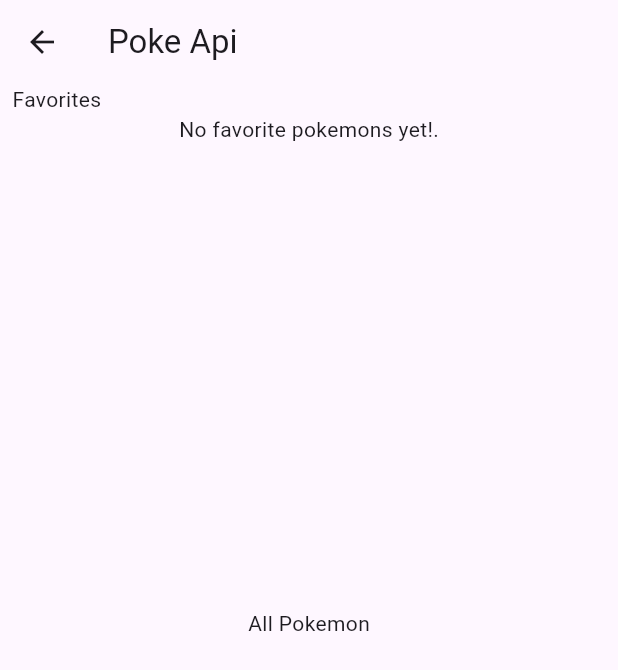
After one commit to RabinPhaiju/flutter_riverpod_learn, a Flutter app: the PokemonPage screen opened directly, on a phone screen of 412 x 824 dp. The commit adds this screen. Shown: the top 670 px of the screen. Run offline on Flutter 3.47's test engine with Material 3 defaults, Android fonts, the phone set to English and light mode, and no system bars; our stand-ins replace dio, flutter_hooks, flutter_riverpod, flutter_secure_storage, get_it, hooks_riverpod and 1 more; accounts and stored records are empty; network calls fail.

Commit message:
added stateNotifierProvider for pokemon page

```diff
--- /dev/null
+++ b/lib/models/pokemon.dart
@@ -0,0 +1,182 @@
+class PokemonListData {
+  int? count;
+  String? next;
+  String? previous;
+  List<PokemonListResult>? results;
+
+  PokemonListData({this.count, this.next, this.previous, this.results});
+
+  PokemonListData.fromJson(Map<String, dynamic> json) {
+    count = json['count'];
+    next = json['next'];
+    previous = json['previous'];
+    if (json['results'] != null) {
+      results = <PokemonListResult>[];
+      json['results'].forEach((v) {
+        results!.add(PokemonListResult.fromJson(v));
+      });
+    }
+  }
+
+  PokemonListData copyWith({
+    int? count,
+    String? next,
+    String? previous,
+    List<PokemonListResult>? results,
+  }) {
+    return PokemonListData(
+      count: count ?? this.count,
+      next: next ?? this.next,
+      previous: previous ?? this.previous,
+      results: results ?? this.results,
+    );
+  }
+}
+
+class PokemonListResult {
+  String? name;
+  String? url;
+
+  PokemonListResult({this.name, this.url});
+
+  PokemonListResult.fromJson(Map<String, dynamic> json) {
+    name = json['name'];
+    url = json['url'];
+  }
+}
+
+class Pokemon {
+  List<Abilities>? abilities;
+  int? height;
+  int? id;
+  List<Moves>? moves;
+  String? name;
+  Ability? species;
+  Sprites? sprites;
+  List<Stats>? stats;
+  int? weight;
+
+  Pokemon(
+      {this.abilities,
+        this.height,
+        this.id,
+        this.moves,
+        this.name,
+        this.species,
+        this.sprites,
+        this.stats,
+        this.weight});
+
+  Pokemon.fromJson(Map<String, dynamic> json) {
+    if (json['abilities'] != null) {
+      abilities = <Abilities>[];
+      json['abilities'].forEach((v) {
+        abilities!.add(Abilities.fromJson(v));
+      });
+    }
+    height = json['height'];
+    id = json['id'];
+    if (json['moves'] != null) {
+      moves = <Moves>[];
+      json['moves'].forEach((v) {
+        moves!.add(Moves.fromJson(v));
+      });
+    }
+    name = json['name'];
+    species =
+    json['species'] != null ? Ability.fromJson(json['species']) : null;
+    sprites =
+    json['sprites'] != null ? Sprites.fromJson(json['sprites']) : null;
+    if (json['stats'] != null) {
+      stats = <Stats>[];
+      json['stats'].forEach((v) {
+        stats!.add(Stats.fromJson(v));
+      });
+    }
+    weight = json['weight'];
+  }
+}
+
+class Abilities {
+  Ability? ability;
+  bool? isHidden;
+  int? slot;
+
+  Abilities({this.ability, this.isHidden, this.slot});
+
+  Abilities.fromJson(Map<String, dynamic> json) {
+    ability =
+    json['ability'] != null ? Ability.fromJson(json['ability']) : null;
+    isHidden = json['is_hidden'];
+    slot = json['slot'];
+  }
+}
+
+class Moves {
+  Ability? move;
+
+  Moves({this.move});
+
+  Moves.fromJson(Map<String, dynamic> json) {
+    move = json['move'] != null ? Ability.fromJson(json['move']) : null;
+  }
+}
+
+class Ability {
+  String? name;
+  String? url;
+
+  Ability({this.name, this.url});
+
+  Ability.fromJson(Map<String, dynamic> json) {
+    name = json['name'];
+    url = json['url'];
+  }
+}
+
+class Sprites {
+  String? backDefault;
+  String? backFemale;
+  String? backShiny;
+  String? backShinyFemale;
+  String? frontDefault;
+  String? frontFemale;
+  String? frontShiny;
+  String? frontShinyFemale;
+
+  Sprites({
+    this.backDefault,
+    this.backFemale,
+    this.backShiny,
+    this.backShinyFemale,
+    this.frontDefault,
+    this.frontFemale,
+    this.frontShiny,
+    this.frontShinyFemale,
+  });
+
+  Sprites.fromJson(Map<String, dynamic> json) {
+    backDefault = json['back_default'];
+    backFemale = json['back_female'];
+    backShiny = json['back_shiny'];
+    backShinyFemale = json['back_shiny_female'];
+    frontDefault = json['front_default'];
+    frontFemale = json['front_female'];
+    frontShiny = json['front_shiny'];
+    frontShinyFemale = json['front_shiny_female'];
+  }
+}
+
+class Stats {
+  int? baseStat;
+  int? effort;
+  Ability? stat;
+
+  Stats({this.baseStat, this.effort, this.stat});
+
+  Stats.fromJson(Map<String, dynamic> json) {
+    baseStat = json['base_stat'];
+    effort = json['effort'];
+    stat = json['stat'] != null ? Ability.fromJson(json['stat']) : null;
+  }
+}
--- /dev/null
+++ b/lib/provider/pokemon_data_provider.dart
@@ -0,0 +1,48 @@
+import 'package:flutter_riverpod/flutter_riverpod.dart';
+import 'package:flutter_riverpod_learn/models/pokemon.dart';
+import 'package:flutter_riverpod_learn/services/http_service.dart';
+import 'package:get_it/get_it.dart';
+import 'package:dio/dio.dart';
+
+import '../services/database_service.dart';
+
+final pokemonDataProvider = FutureProvider.family<Pokemon?,String>((ref,url) async {
+  HTTPService _httpService = GetIt.instance.get<HTTPService>();
+  Response? res = await _httpService.get(url);
+
+  if(res != null && res.data != null){
+    return Pokemon.fromJson(res.data);
+  }else{
+  }
+
+  return null;
+});
+
+final favoritePokemonsProvider = StateNotifierProvider<FavoritePokemonsProvider,List<String>>((ref){
+  return FavoritePokemonsProvider([]);
+});
+
+class FavoritePokemonsProvider extends StateNotifier<List<String>>{
+  final DatabaseService _databaseService = GetIt.instance.get<DatabaseService>();
+  String FAVORITE_POKEMON_KEY = 'FAVORITE_POKEMON_KEY';
+  FavoritePokemonsProvider(
+  super._state,
+  ){
+    _setup();
+  }
+
+  Future<void> _setup() async{
+    List<String>? result  = await _databaseService.getFavoriteList(FAVORITE_POKEMON_KEY);
+    state = result;
+  }
+
+  void addFavoritePokemon(String url){
+    state = [...state,url];
+    _databaseService.saveList(FAVORITE_POKEMON_KEY, state);
+  }
+
+  void removeFavoritePokemon(String url){
+    state = state.where((e)=>e != url).toList();
+    _databaseService.saveList(FAVORITE_POKEMON_KEY, state);
+  }
+}
--- /dev/null
+++ b/lib/provider/pokemon_provider.dart
@@ -0,0 +1,40 @@
+import 'package:flutter_riverpod_learn/models/pokemon.dart';
+import 'package:get_it/get_it.dart';
+import 'package:flutter_riverpod/flutter_riverpod.dart';
+import 'package:flutter_riverpod_learn/screens/pokemon/pokemon_page_data.dart';
+import 'package:dio/dio.dart';
+import '../services/http_service.dart';
+
+class PokemonProvider extends StateNotifier<PokemonPageData>{
+  final GetIt _getIt = GetIt.instance;
+  late HTTPService _httpService;
+  PokemonProvider(
+      super._state
+      ){
+    _httpService = _getIt.get<HTTPService>();
+    _setup();
+  }
+
+  Future<void> _setup() async {
+    loadData();
+  }
+
+  Future<void> loadData() async {
+    if(state.data == null){
+      Response? res = await _httpService.get('https://pokeapi.co/api/v2/pokemon?limit=20&offset=0');
+      if(res != null && res.data != null){
+        PokemonListData data = PokemonListData.fromJson(res.data);
+        state = state.copyWith(data:data);
+      }
+    }else{
+      print('---------- test');
+      if(state.data?.next != null){
+        Response? res = await _httpService.get(state.data!.next!);
+        if(res != null && res.data != null){
+          PokemonListData data = PokemonListData.fromJson(res.data);
+          state = state.copyWith(data:data.copyWith(results: [...?state.data?.results,...?data.results]));
+        }
+      }
+    }
+  }
+}
--- a/lib/screens/homepage.dart
+++ b/lib/screens/homepage.dart
@@ -1,5 +1,6 @@
 import 'package:flutter/material.dart';
 import 'package:flutter_riverpod/flutter_riverpod.dart';
+import 'package:flutter_riverpod_learn/screens/pokemon/pokemon_page.dart';
 import 'package:flutter_riverpod_learn/screens/provider_page.dart';
 import 'package:flutter_riverpod_learn/screens/state_provider_page.dart';
 import 'package:flutter_riverpod_learn/screens/stream_provider.dart';
@@ -38,6 +39,10 @@ class HomePage extends ConsumerWidget {
                 onPressed: (){Navigator.push(context, MaterialPageRoute(builder: (context) => const  TodoStateNotifierWidget()));},
                 child: const Text('Notifier Provider')
             ),
+            ElevatedButton(
+                onPressed: (){Navigator.push(context, MaterialPageRoute(builder: (context) => const  PokemonPage()));},
+                child: const Text('Pokemon Page')
+            ),
 
             ],
         ),
--- /dev/null
+++ b/lib/screens/pokemon/pokemon_page.dart
@@ -0,0 +1,138 @@
+import 'package:flutter/cupertino.dart';
+import 'package:flutter/material.dart';
+import 'package:flutter_riverpod/flutter_riverpod.dart';
+import 'package:flutter_riverpod_learn/provider/pokemon_data_provider.dart';
+import 'package:flutter_riverpod_learn/provider/pokemon_provider.dart';
+import 'package:flutter_riverpod_learn/screens/pokemon/pokemon_page_data.dart';
+import 'package:flutter_riverpod_learn/widgets/pokemon_cards.dart';
+
+import '../../models/pokemon.dart';
+import '../../widgets/pokemon_list_tile.dart';
+
+final pokemonPageProvider = StateNotifierProvider<PokemonProvider,PokemonPageData>((ref){
+  return PokemonProvider(PokemonPageData.initial());
+});
+
+class PokemonPage extends ConsumerStatefulWidget {
+  const PokemonPage({super.key});
+
+  @override
+  ConsumerState<PokemonPage> createState() => _PokemonPageState();
+}
+
+class _PokemonPageState extends ConsumerState<PokemonPage> {
+  final ScrollController _scrollController = ScrollController();
+  late PokemonProvider _pokemonProvider;
+  late PokemonPageData _pokemonPageData;
+
+  late List<String> _favoritePokemons;
+
+  @override
+  void initState() {
+    _scrollController.addListener(scrollListener);
+    super.initState();
+  }
+
+  @override
+  void dispose() {
+    _scrollController.dispose();
+    super.dispose();
+  }
+
+  void scrollListener(){
+    if(_scrollController.offset >= _scrollController.position.maxScrollExtent * 1 && !_scrollController.position.outOfRange){
+      _pokemonProvider.loadData();
+    }
+  }
+
+  @override
+  Widget build(BuildContext context) {
+    _pokemonProvider = ref.watch(pokemonPageProvider.notifier);
+    _pokemonPageData = ref.watch(pokemonPageProvider);
+    _favoritePokemons = ref.watch(favoritePokemonsProvider);
+    return Scaffold(
+      appBar: AppBar(
+        title: Text('Poke Api'),
+      ),
+      body: _buildUI(context,),
+    );
+  }
+
+  Widget _buildUI(BuildContext context) {
+    double screenWidth = MediaQuery.sizeOf(context).width;
+    return SafeArea(
+        child: SingleChildScrollView(
+          child: Container(
+            width: screenWidth,
+            padding: EdgeInsets.symmetric(horizontal: screenWidth*0.02),
+            child: Column(
+              mainAxisAlignment: MainAxisAlignment.spaceBetween,
+              crossAxisAlignment: CrossAxisAlignment.start,
+              children: [
+                _favoritePokemonsList(context),
+                _allPokemonList(context)
+              ],
+            ),
+          ),
+        )
+    );
+  }
+
+  Widget _favoritePokemonsList(BuildContext context){
+    return SizedBox(
+      width: MediaQuery.sizeOf(context).width,
+      child: Column(
+        mainAxisAlignment: MainAxisAlignment.start,
+        crossAxisAlignment: CrossAxisAlignment.start,
+        children: [
+          const Text(
+            "Favorites"
+          ),
+          SizedBox(
+            height: MediaQuery.sizeOf(context).height * 0.4,
+            width: MediaQuery.sizeOf(context).width,
+            child: Column(
+              children: [
+                _favoritePokemons.isEmpty
+                  ? const Text('No favorite pokemons yet!.')
+                  :  Expanded(
+                      child: GridView.builder(
+                        scrollDirection: Axis.horizontal,
+                        gridDelegate: const SliverGridDelegateWithFixedCrossAxisCount(crossAxisCount: 2),
+                        itemCount: _favoritePokemons.length,
+                        itemBuilder : (context,index){
+                          return PokemonCard(pokemonUrl: _favoritePokemons[index]);
+                        }
+                       ),
+                  )
+              ],
+            ),
+          )
+        ],
+      ),
+    );
+  }
+
+  Widget _allPokemonList(BuildContext context){
+    Size size = MediaQuery.of(context).size;
+    return SizedBox(
+      width: size.width,
+      child: Column(
+        children: [
+          Text('All Pokemon'),
+          SizedBox(
+            height: size.height*0.6,
+            child: ListView.builder(
+              controller: _scrollController,
+              itemCount: _pokemonPageData.data?.results?.length ?? 0,
+              itemBuilder: (context, index) {
+                PokemonListResult? item = _pokemonPageData.data?.results?[index];
+                return PokemonListTile(pokemonUrl: item?.url);
+              },
+            ),
+          )
+        ],
+      )
+    );
+  }
+}
--- /dev/null
+++ b/lib/screens/pokemon/pokemon_page_data.dart
@@ -0,0 +1,18 @@
+
+import '../../models/pokemon.dart';
+
+class PokemonPageData {
+  PokemonListData? data;
+
+  PokemonPageData({
+    required this.data,
+  });
+
+  PokemonPageData.initial() : data = null;
+
+  PokemonPageData copyWith({PokemonListData? data}) {
+    return PokemonPageData(
+      data: data ?? this.data,
+    );
+  }
+}
--- /dev/null
+++ b/lib/services/http_service.dart
@@ -0,0 +1,19 @@
+import 'package:dio/dio.dart';
+import 'package:flutter/cupertino.dart';
+
+class HTTPService {
+  HTTPService();
+
+  final _dio = Dio();
+
+  Future<Response?> get(String path) async {
+    try{
+      Response res = await _dio.get(path);
+      return res;
+    }catch(e){
+      debugPrint('$e');
+    }
+    return null;
+  }
+
+}
--- a/pubspec.yaml
+++ b/pubspec.yaml
@@ -18,8 +18,10 @@ dev_dependencies:
     sdk: flutter
 
   flutter_lints: ^3.0.0
-  flutter_riverpod: ^2.4.10
-  hooks_riverpod: ^2.4.10
+  flutter_riverpod: ^2.5.1
+  hooks_riverpod: ^2.5.1
+  flutter_secure_storage: ^9.2.2
+  get_it: ^7.7.0
   dio: ^5.4.1
 
 flutter:
```
Also changed, not shown: lib/main.dart (+11 -1 lines), lib/services/database_service.dart (added, +29 -0 lines), lib/widgets/pokemon_cards.dart (added, +77 -0 lines), lib/widgets/pokemon_list_tile.dart (added, +52 -0 lines), lib/widgets/pokemon_stats_card.dart (added, +32 -0 lines), pubspec.lock, 12 other files.
